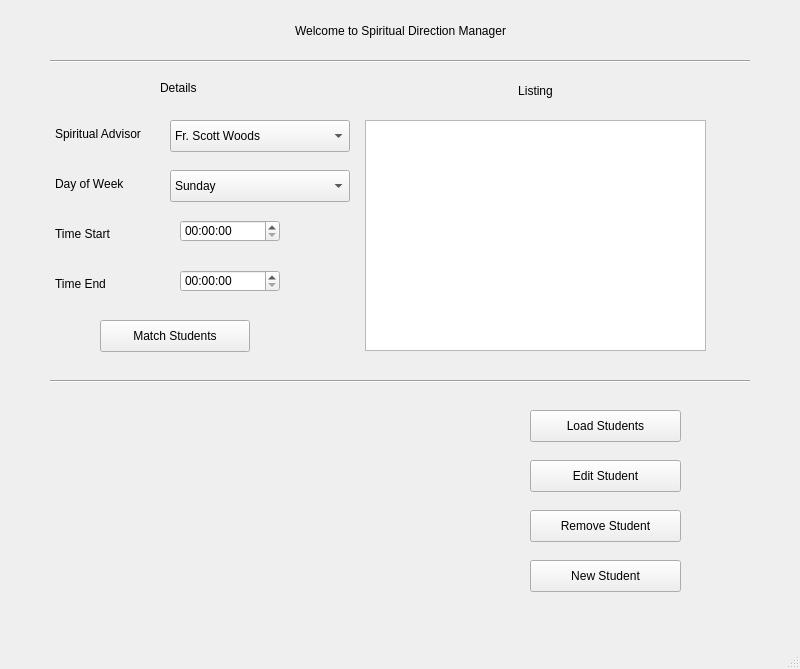
This is Spiritual_Direction_Manager/manager.ui in cmoliverio/Spiritual_Direction_Manager as Qt 5 draws it before an edit. The edited form follows.
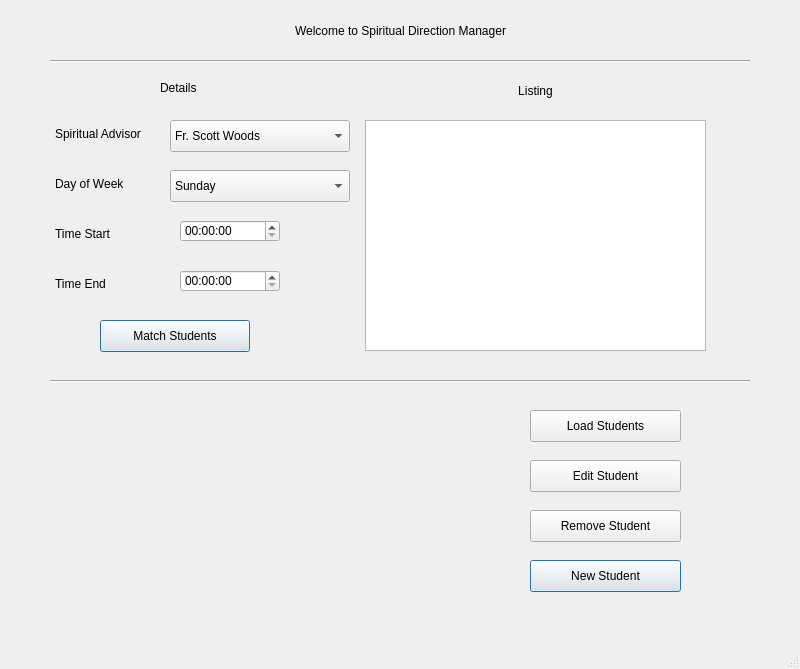
This is the edited form.

Commit message: Added the new student window with student parameters, needs event management next.

Diff of the .ui file:
```diff
--- a/Spiritual_Direction_Manager/manager.ui
+++ b/Spiritual_Direction_Manager/manager.ui
@@ -208,6 +208,9 @@
     <property name="text">
      <string>Match Students</string>
     </property>
+    <property name="default">
+     <bool>true</bool>
+    </property>
    </widget>
    <widget class="QLabel" name="labelDetails">
     <property name="geometry">
@@ -288,6 +291,9 @@
     </property>
    </widget>
    <widget class="QPushButton" name="pushButtonNewStudent">
+    <property name="enabled">
+     <bool>true</bool>
+    </property>
     <property name="geometry">
      <rect>
       <x>530</x>
@@ -299,6 +305,15 @@
     <property name="text">
      <string>New Student</string>
     </property>
+    <property name="autoDefault">
+     <bool>false</bool>
+    </property>
+    <property name="default">
+     <bool>true</bool>
+    </property>
+    <property name="flat">
+     <bool>false</bool>
+    </property>
    </widget>
    <widget class="QPushButton" name="pushButtonRemoveStudent">
     <property name="geometry">
```
Left out of the diff: 2 changed lines with no effect on the pictures. The commit also changes 5 other files.
